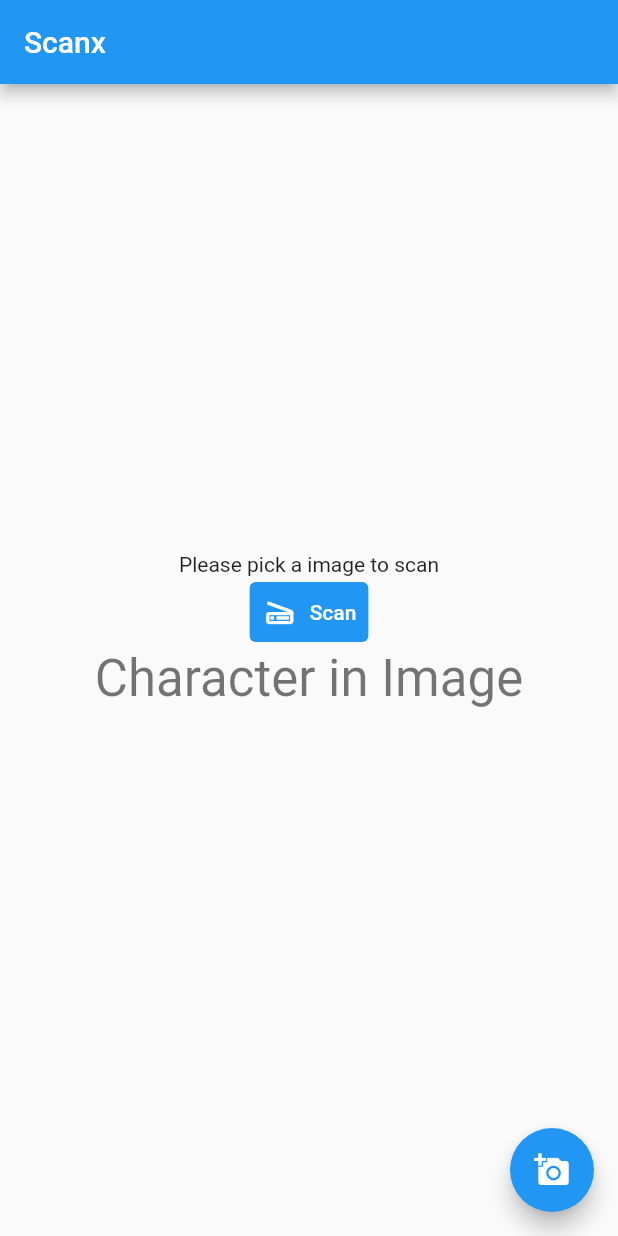
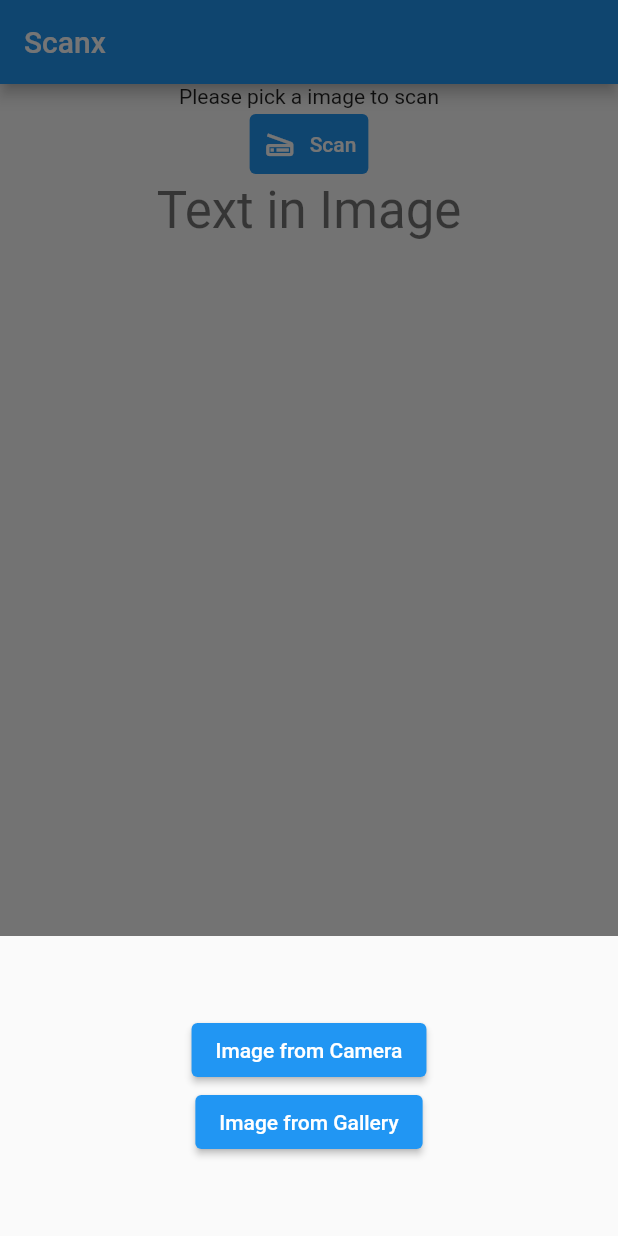
Before and after one commit to kojurohan42/scan_x, a Flutter app: the screen it shows after launch, after a tap on the "add a photo" icon, on a phone screen of 412 x 824 dp. Run offline on Flutter 3.47's test engine with Material 2 defaults, Android fonts, the phone set to English and light mode, and no system bars; our stand-ins replace image_picker, permission_handler.

Commit message:
second commit

```diff
--- a/lib/main.dart
+++ b/lib/main.dart
@@ -49,6 +49,17 @@ class _MyHomePageState extends State<MyHomePage> {
       Permission.storage,
       Permission.mediaLibrary,
     ].request();
+    final pickedImage = await _picker.pickImage(source: ImageSource.camera);
+    selectedImage = File(pickedImage!.path);
+    setState(() {});
+  }
+
+  Future _getImageGallery() async {
+// You can request multiple permissions at once.
+    Map<Permission, PermissionStatus> statuses = await [
+      Permission.storage,
+      Permission.mediaLibrary,
+    ].request();
     final pickedImage = await _picker.pickImage(source: ImageSource.gallery);
     selectedImage = File(pickedImage!.path);
     setState(() {});
@@ -58,7 +69,7 @@ class _MyHomePageState extends State<MyHomePage> {
     final request = http.MultipartRequest(
         "POST",
         Uri.parse(
-            "https://803b-2407-54c0-1b10-6dcd-6756-70fb-9f56-89bb.in.ngrok.io/upload"));
+            "https://be5e-2407-54c0-1b10-be4-d486-aaea-3c-5795.in.ngrok.io/upload"));
     final headers = {"Content-type": "multipart/form-data"};
     request.files.add(http.MultipartFile('image',
         selectedImage!.readAsBytes().asStream(), selectedImage!.lengthSync(),
@@ -77,7 +88,8 @@ class _MyHomePageState extends State<MyHomePage> {
       appBar: AppBar(
         title: Text(widget.title),
       ),
-      body: Center(
+      body: SingleChildScrollView(
+        child: Center(
           child: Column(
             mainAxisAlignment: MainAxisAlignment.center,
             children: <Widget>[
@@ -94,7 +106,7 @@ class _MyHomePageState extends State<MyHomePage> {
                     style: TextStyle(color: Colors.white),
                   )),
               Text(
-              'Character in Image',
+                'Text in Image',
                 style: Theme.of(context).textTheme.headline4,
               ),
               Text(
@@ -104,11 +116,36 @@ class _MyHomePageState extends State<MyHomePage> {
             ],
           ),
         ),
+      ),
       floatingActionButton: FloatingActionButton(
+        onPressed: () {
+          showModalBottomSheet<void>(
+              context: context,
+              builder: (BuildContext context) {
+                return SizedBox(
+                  height: 200,
+                  child: Center(
+                    child: Column(
+                      mainAxisAlignment: MainAxisAlignment.center,
+                      mainAxisSize: MainAxisSize.min,
+                      children: <Widget>[
+                        ElevatedButton(
                           onPressed: _getImage,
+                          child: const Text('Image from Camera'),
+                        ),
+                        ElevatedButton(
+                          onPressed: _getImageGallery,
+                          child: const Text('Image from Gallery'),
+                        ),
+                      ],
+                    ),
+                  ),
+                );
+              });
+        },
         tooltip: 'getImage',
         child: const Icon(Icons.add_a_photo),
-      ), // This trailing comma makes auto-formatting nicer for build methods.
+      ),
     );
   }
 }
```
Lines whose indentation alone changed are shown as unchanged.
